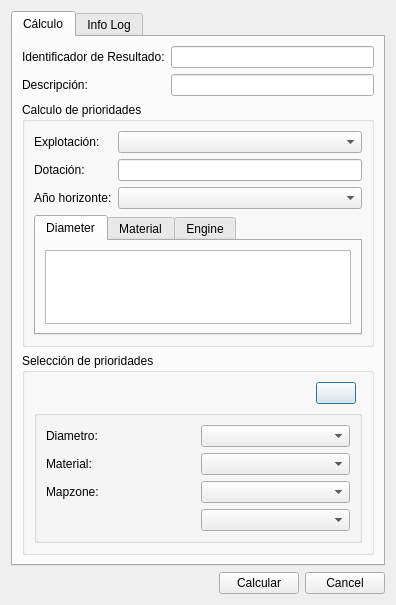
The window that core/ui/toolbars/assetmanage/priority.ui (bgeo-gis/gw_assetmanage_plugin) describes before a commit, drawn with Qt 5.
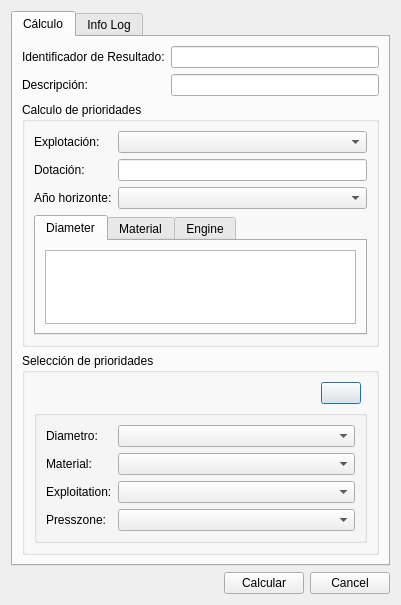
The same window after the commit.

```diff
--- a/core/ui/toolbars/assetmanage/priority.ui
+++ b/core/ui/toolbars/assetmanage/priority.ui
@@ -6,7 +6,7 @@
    <rect>
     <x>0</x>
     <y>0</y>
-    <width>396</width>
+    <width>401</width>
     <height>581</height>
    </rect>
   </property>
@@ -200,9 +200,6 @@
              <string/>
             </property>
             <layout class="QGridLayout" name="gridLayout_10">
-             <item row="3" column="1">
-              <widget class="QComboBox" name="cmb_child"/>
-             </item>
              <item row="1" column="0">
               <widget class="QLabel" name="lbl_material">
                <property name="text">
@@ -210,13 +207,6 @@
                </property>
               </widget>
              </item>
-             <item row="2" column="0">
-              <widget class="QLabel" name="lbl_mapzone">
-               <property name="text">
-                <string>Mapzone:</string>
-               </property>
-              </widget>
-             </item>
              <item row="0" column="0">
               <widget class="QLabel" name="lbl_dnom">
                <property name="text">
@@ -225,13 +215,24 @@
               </widget>
              </item>
              <item row="0" column="1">
-              <widget class="QComboBox" name="cmb_dnom"/>
+              <widget class="QComboBox" name="cmb_dnom">
+               <property name="sizePolicy">
+                <sizepolicy hsizetype="Expanding" vsizetype="Preferred">
+                 <horstretch>0</horstretch>
+                 <verstretch>0</verstretch>
+                </sizepolicy>
+               </property>
+              </widget>
              </item>
              <item row="1" column="1">
               <widget class="QComboBox" name="cmb_material"/>
              </item>
-             <item row="2" column="1">
-              <widget class="QComboBox" name="cmb_mapzone"/>
+             <item row="2" column="0">
+              <widget class="QLabel" name="lbl_exploitation">
+               <property name="text">
+                <string>Exploitation:</string>
+               </property>
+              </widget>
              </item>
              <item row="4" column="0" colspan="2">
               <spacer name="verticalSpacer">
@@ -246,6 +247,19 @@
                </property>
               </spacer>
              </item>
+             <item row="3" column="0">
+              <widget class="QLabel" name="lbl_presszone">
+               <property name="text">
+                <string>Presszone:</string>
+               </property>
+              </widget>
+             </item>
+             <item row="2" column="1">
+              <widget class="QComboBox" name="cmb_exploitation"/>
+             </item>
+             <item row="3" column="1">
+              <widget class="QComboBox" name="cmb_presszone"/>
+             </item>
             </layout>
            </widget>
           </item>
```
